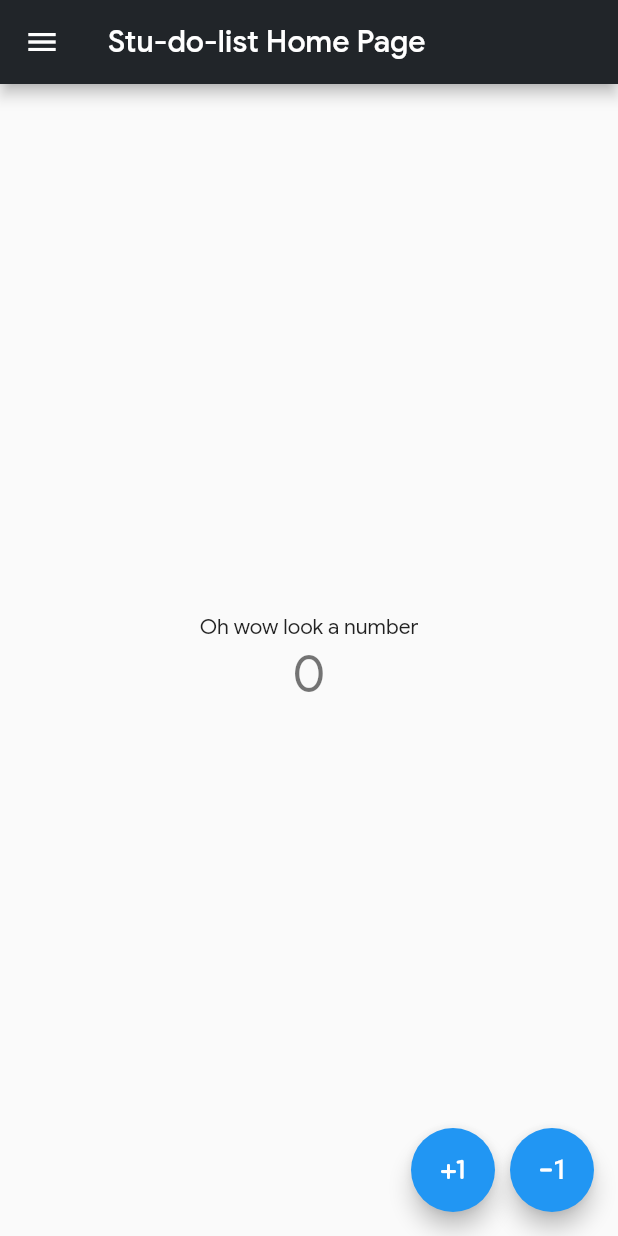
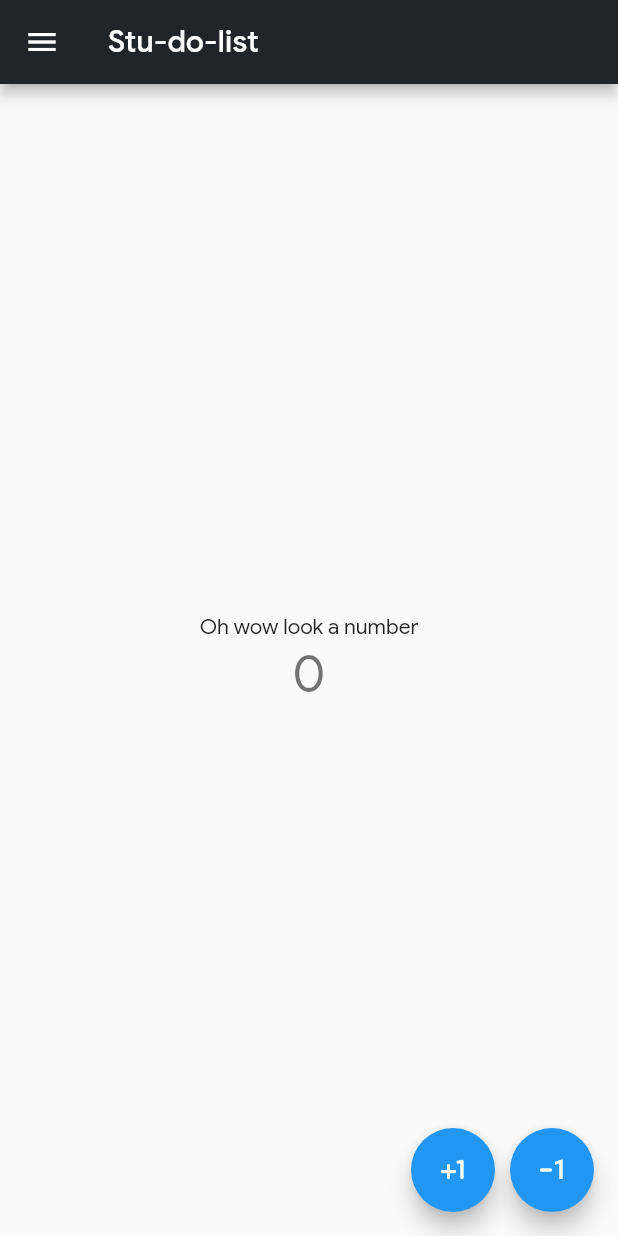
Before and after one commit to MassiveMassimo/stu-do-list-mobile, a Flutter app: the screen it shows after launch, in the side drawer, after a tap on "Home", on a phone screen of 412 x 824 dp. Run offline on Flutter 3.47's test engine with Material 2 defaults, Android fonts, the phone set to English and light mode, and no system bars.

```diff
--- a/lib/main.dart
+++ b/lib/main.dart
@@ -19,7 +19,7 @@ class MyApp extends StatelessWidget {
       ),
       routes: {
         // Main initial route
-        '/': (context) => HomePage(title: 'Stu-do-list Home Page'),
+        '/': (context) => HomePage(title: 'Stu-do-list'),
       },
       initialRoute: '/',
     );
--- a/lib/screens/drawer_screen.dart
+++ b/lib/screens/drawer_screen.dart
@@ -25,7 +25,7 @@ class _DrawerScreenState extends State<DrawerScreen> {
             onTilePressed: () {
               Navigator.push(
                 context,
-                MaterialPageRoute(builder: (context) => HomePage(title: 'Stu-do-list Home Page')),
+                MaterialPageRoute(builder: (context) => HomePage(title: 'Stu-do-list')),
               );
             },
           ),
```
